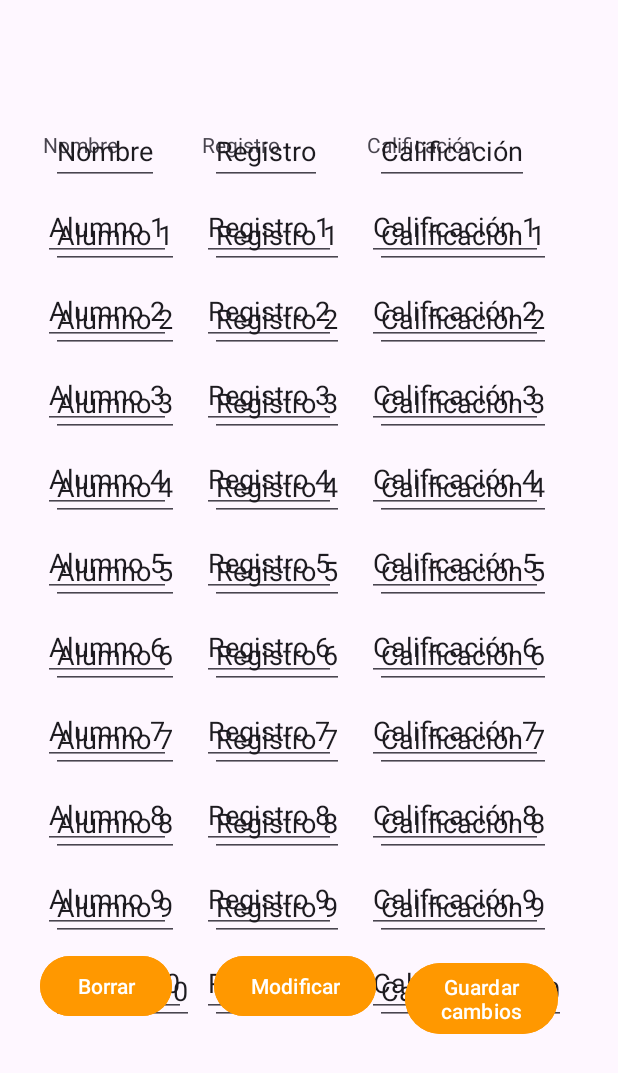
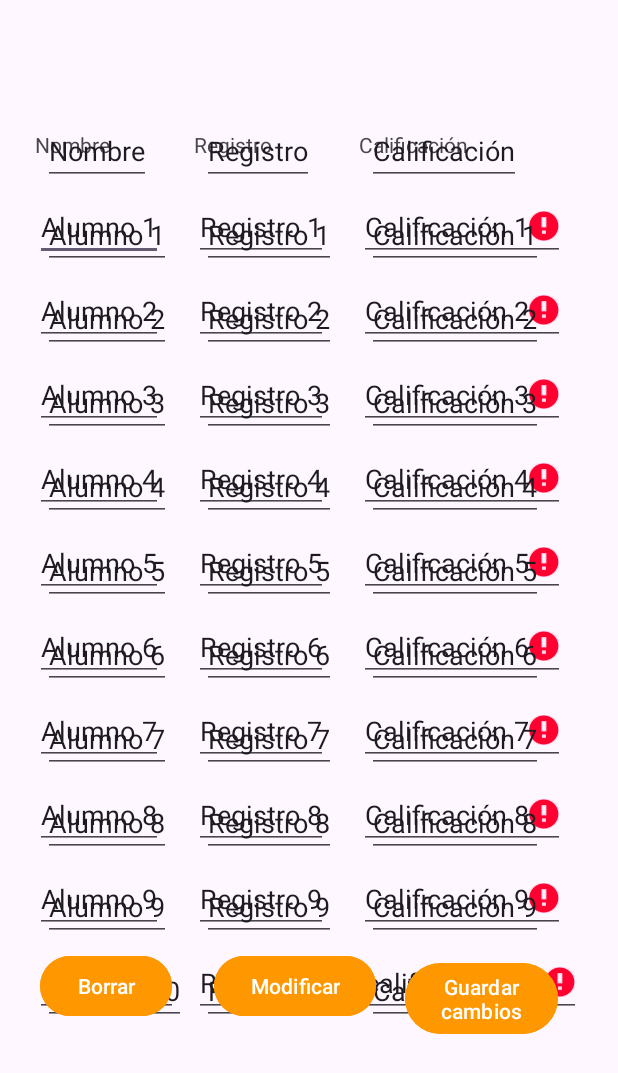
Before and after one commit to Danielshock516a/productointegrador, an Android app: the TablaActivity screen opened directly, with no data from a screen before it, after a tap on "Guardar cambios", on a phone screen of 412 x 824 dp. Shown: the top 1073 px of the screen. Run offline under Robolectric (Android 15) with nearby library versions, the phone set to English and light mode, and no system bars.

Commit message:
producto integrador

```diff
--- a/app/src/main/java/com/example/integrador/TablaActivity.java
+++ b/app/src/main/java/com/example/integrador/TablaActivity.java
@@ -50,31 +50,65 @@ public class TablaActivity extends AppCompatActivity {
             }
         });
 
+        // Dentro del onClick de tu botón de guardar o modificar
         modificarButton.setOnClickListener(new View.OnClickListener() {
             @Override
             public void onClick(View v) {
                 Toast.makeText(TablaActivity.this, "Modificar presionado", Toast.LENGTH_SHORT).show();
-                // Alternar entre bloquear y desbloquear los EditText
                 modificarTabla(tabla);
             }
         });
-        guardarButton.setOnClickListener(new View.OnClickListener()
-        {
+
+        guardarButton.setOnClickListener(new View.OnClickListener() {
             @Override
-            public void onClick(View v)
-            {
-                Toast.makeText(TablaActivity.this, "Guardar presionado", Toast.LENGTH_SHORT).show();
-                modificarTabla(tabla);
+            public void onClick(View v) {
+                boolean hayErrores = false; // Para rastrear si hay errores en las calificaciones
+                List<String> calificacionesGuardadas = new ArrayList<>(); // Lista para guardar calificaciones válidas
 
+                // Iterar solo por los IDs calificacion_1 a calificacion_10
+                for (int i = 1; i <= 10; i++) {
+                    String editTextId = "calificacion_" + i;
+                    int resID = getResources().getIdentifier(editTextId, "id", getPackageName());
+
+                    EditText editText = findViewById(resID);
+                    if (editText != null) {
+                        String texto = editText.getText().toString();
+
+                        if (!texto.isEmpty()) {
+                            try {
+                                int calificacion = Integer.parseInt(texto);
+
+                                if (calificacion > 100) {
+                                    editText.setError("La calificación no puede ser mayor a 100");
+                                    hayErrores = true;
+                                } else {
+                                    calificacionesGuardadas.add(texto); // Guardar la calificación válida
+                                }
+                            } catch (NumberFormatException e) {
+                                editText.setError("Por favor, ingrese un número válido");
+                                hayErrores = true;
+                            }
+                        } else {
+                            editText.setError("La calificación no puede estar vacía");
+                            hayErrores = true;
+                        }
+                    }
+                }
+
+                if (!hayErrores) {
+                    Toast.makeText(TablaActivity.this, "Datos guardados correctamente: " + calificacionesGuardadas, Toast.LENGTH_SHORT).show();
+
+                    // Aquí puedes implementar el guardado real, por ejemplo, en SQLite o SharedPreferences
+                } else {
+                    Toast.makeText(TablaActivity.this, "Corrige los errores antes de guardar", Toast.LENGTH_SHORT).show();
+                }
             }
         });
-
     }
-
-    /**
-     * Método para crear la tabla con los valores predeterminados usando EditText.
-     * @param tabla El GridLayout donde se añadirá el contenido.
-     */
+        /**
+         * Método para crear la tabla con los valores predeterminados usando EditText.
+         * @param tabla El GridLayout donde se añadirá el contenido.
+         */
     private void crearTablaConValoresPredeterminados(GridLayout tabla) {
         // Encabezados de la tabla (EditText también)
         agregarEditTextATabla(tabla, "Nombre", 0, 0, true);
--- a/app/src/main/res/layout/activity_tabla.xml
+++ b/app/src/main/res/layout/activity_tabla.xml
@@ -258,7 +258,6 @@
             android:layout_row="8"
             android:layout_column="2"
             android:text="Calificación 8" />
-
         <EditText
             android:id="@+id/nombre_9"
             android:layout_width="wrap_content"
@@ -300,12 +299,13 @@
             android:text="Registro 10" />
 
         <EditText
+            android:id="@+id/calificacion_10"
             android:inputType="number"
             android:layout_width="wrap_content"
             android:layout_height="wrap_content"
             android:layout_row="10"
             android:layout_column="2"
-            android:text="Calificación 10" />
+            android:text="calificacion_10" />
 
     </GridLayout>
 
```
